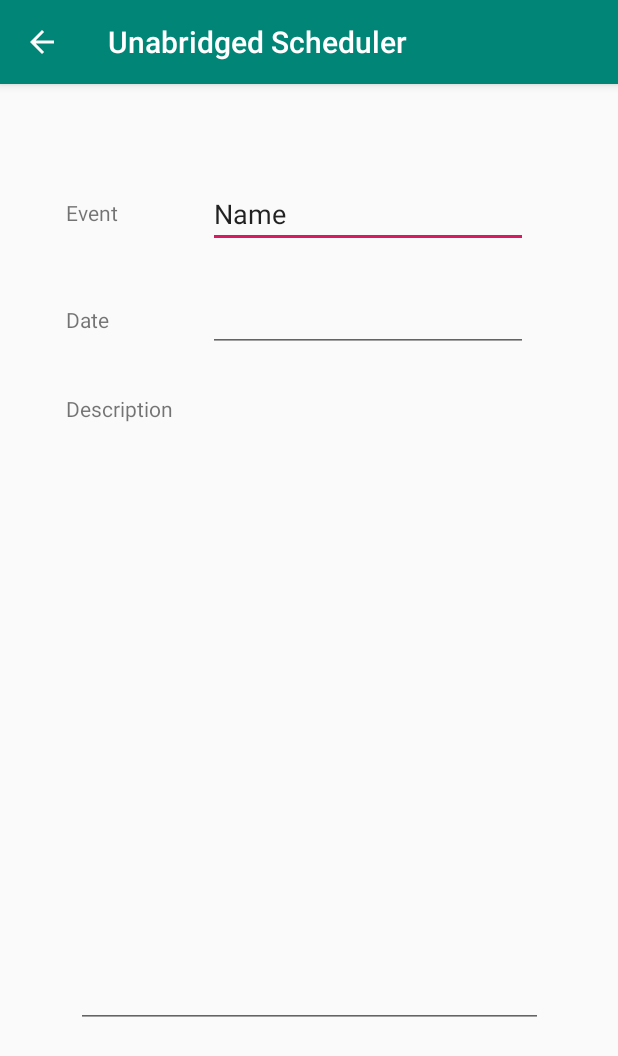
After one commit to mpatterson16/UnabridgedScheduler, an Android app: the EventActivity screen opened directly, with no data from a screen before it, on a phone screen of 412 x 824 dp. The commit adds this screen. Shown: the top 1056 px of the screen. Run offline under Robolectric (Android 15) with nearby library versions, the phone set to English and light mode, and no system bars.

Commit message:
added new activity

```diff
--- a/app/src/main/AndroidManifest.xml
+++ b/app/src/main/AndroidManifest.xml
@@ -9,6 +9,11 @@
         android:roundIcon="@mipmap/ic_launcher_round"
         android:supportsRtl="true"
         android:theme="@style/AppTheme">
+        <activity android:name=".EventActivity" android:parentActivityName=".MainActivity">
+            <meta-data
+                android:name="android.support.PARENT_ACTIVITY"
+                android:value=".MainActivity" />
+        </activity>
         <activity android:name=".MainActivity">
             <intent-filter>
                 <action android:name="android.intent.action.MAIN" />
--- /dev/null
+++ b/app/src/main/java/net/augustana/maegan/unabridgedscheduler/EventActivity.java
@@ -0,0 +1,14 @@
+package net.augustana.maegan.unabridgedscheduler;
+
+import androidx.appcompat.app.AppCompatActivity;
+
+import android.os.Bundle;
+
+public class EventActivity extends AppCompatActivity {
+
+    @Override
+    protected void onCreate(Bundle savedInstanceState) {
+        super.onCreate(savedInstanceState);
+        setContentView(R.layout.activity_event);
+    }
+}
--- a/app/src/main/java/net/augustana/maegan/unabridgedscheduler/MainActivity.java
+++ b/app/src/main/java/net/augustana/maegan/unabridgedscheduler/MainActivity.java
@@ -4,7 +4,10 @@ import androidx.appcompat.app.AppCompatActivity;
 import androidx.recyclerview.widget.LinearLayoutManager;
 import androidx.recyclerview.widget.RecyclerView;
 
+import android.content.Intent;
 import android.os.Bundle;
+import android.view.View;
+import android.widget.Button;
 
 import java.util.ArrayList;
 import java.util.List;
@@ -27,5 +30,16 @@ public class MainActivity extends AppCompatActivity {
 
         RVAdapter adapter = new RVAdapter(events);
         recyclerView.setAdapter(adapter);
+
+        Button addButton = (Button)findViewById(R.id.addButton);
+
+        addButton.setOnClickListener(new View.OnClickListener() {
+            @Override
+            public void onClick(View view) {
+                Intent intent = new Intent(getBaseContext(), EventActivity.class);
+                startActivity(intent);
+            }
+        });
+
     }
 }
--- /dev/null
+++ b/app/src/main/res/layout/activity_event.xml
@@ -0,0 +1,79 @@
+<?xml version="1.0" encoding="utf-8"?>
+<androidx.constraintlayout.widget.ConstraintLayout xmlns:android="http://schemas.android.com/apk/res/android"
+    xmlns:app="http://schemas.android.com/apk/res-auto"
+    xmlns:tools="http://schemas.android.com/tools"
+    android:layout_width="match_parent"
+    android:layout_height="match_parent"
+    tools:context=".EventActivity">
+
+    <TextView
+        android:id="@+id/textView"
+        android:layout_width="wrap_content"
+        android:layout_height="wrap_content"
+        android:layout_marginStart="44dp"
+        android:layout_marginLeft="44dp"
+        android:layout_marginTop="76dp"
+        android:text="Event"
+        app:layout_constraintStart_toStartOf="parent"
+        app:layout_constraintTop_toTopOf="parent" />
+
+    <EditText
+        android:id="@+id/eventText"
+        android:layout_width="wrap_content"
+        android:layout_height="wrap_content"
+        android:layout_marginTop="64dp"
+        android:ems="10"
+        android:inputType="textPersonName"
+        android:text="Name"
+        app:layout_constraintEnd_toEndOf="parent"
+        app:layout_constraintStart_toEndOf="@+id/textView"
+        app:layout_constraintTop_toTopOf="parent" />
+
+    <TextView
+        android:id="@+id/textView2"
+        android:layout_width="wrap_content"
+        android:layout_height="wrap_content"
+        android:layout_marginStart="44dp"
+        android:layout_marginLeft="44dp"
+        android:layout_marginTop="52dp"
+        android:text="Date"
+        app:layout_constraintStart_toStartOf="parent"
+        app:layout_constraintTop_toBottomOf="@+id/textView" />
+
+    <EditText
+        android:id="@+id/dateText"
+        android:layout_width="wrap_content"
+        android:layout_height="wrap_content"
+        android:layout_marginStart="44dp"
+        android:layout_marginLeft="44dp"
+        android:layout_marginTop="24dp"
+        android:ems="10"
+        android:inputType="date"
+        app:layout_constraintEnd_toEndOf="parent"
+        app:layout_constraintHorizontal_bias="0.271"
+        app:layout_constraintStart_toEndOf="@+id/textView2"
+        app:layout_constraintTop_toBottomOf="@+id/eventText" />
+
+    <TextView
+        android:id="@+id/textView3"
+        android:layout_width="wrap_content"
+        android:layout_height="wrap_content"
+        android:layout_marginStart="44dp"
+        android:layout_marginLeft="44dp"
+        android:layout_marginTop="40dp"
+        android:text="Description"
+        app:layout_constraintStart_toStartOf="parent"
+        app:layout_constraintTop_toBottomOf="@+id/textView2" />
+
+    <EditText
+        android:id="@+id/descriptionText"
+        android:layout_width="311dp"
+        android:layout_height="379dp"
+        android:layout_marginTop="24dp"
+        android:ems="10"
+        android:gravity="start|top"
+        android:inputType="textMultiLine"
+        app:layout_constraintEnd_toEndOf="parent"
+        app:layout_constraintStart_toStartOf="parent"
+        app:layout_constraintTop_toBottomOf="@+id/textView3" />
+</androidx.constraintlayout.widget.ConstraintLayout>
```
